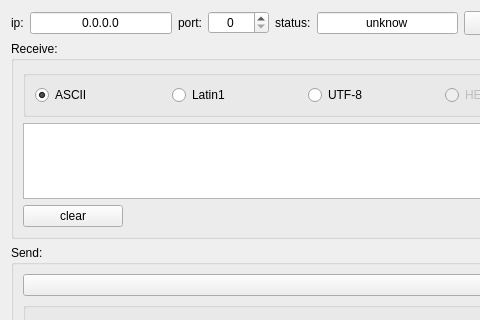
Qt form server.ui (verbkinm/Tcp_Udp_servers_and_clients) before a commit; both pictures show x 0 to 480 and y 0 to 320 of the 610 by 482 pixel window.
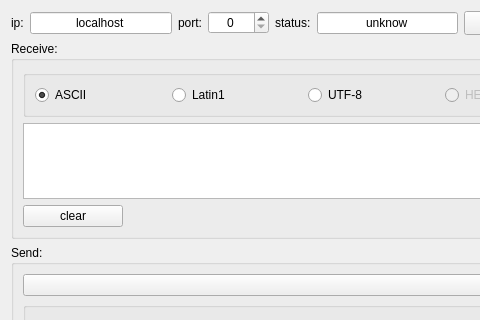
The same form after that commit. Icons and pictures are not drawn.

Diff of the .ui file:
```diff
--- a/server.ui
+++ b/server.ui
@@ -30,7 +30,7 @@
    <item row="0" column="1">
     <widget class="QLineEdit" name="ipaddr_line_edit">
      <property name="text">
-      <string>0.0.0.0</string>
+      <string>localhost</string>
      </property>
      <property name="alignment">
       <set>Qt::AlignCenter</set>
```
